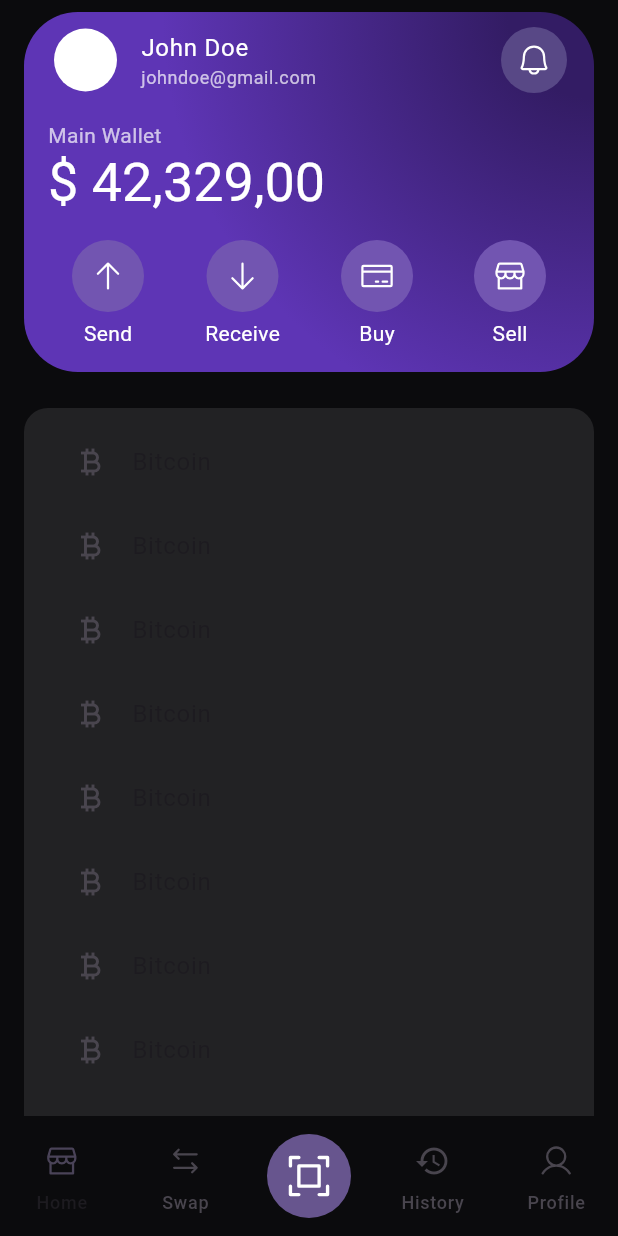
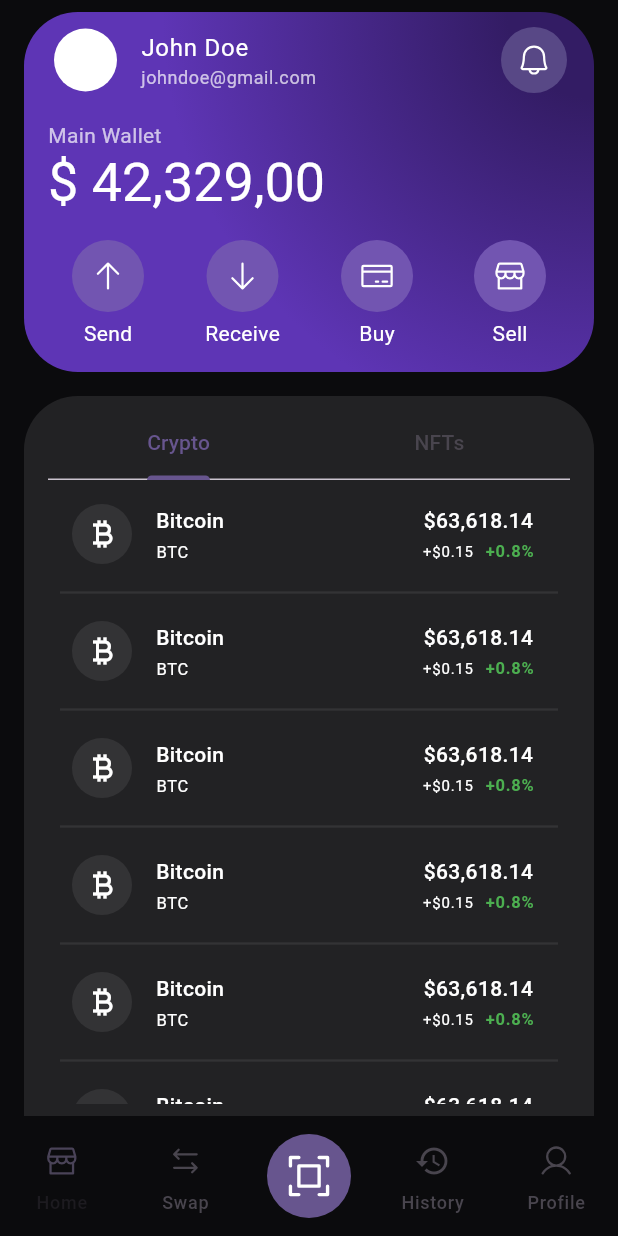
Before and after one commit to tanguypouriel/nexcoin, a Flutter app: the screen it shows after launch, on a phone screen of 412 x 824 dp. Run offline on Flutter 3.47's test engine with Material 3 defaults, Android fonts, the light colour scheme and no system bars; our stand-ins replace phosphor_flutter.

Commit message:
WIP AssetCard UI

```diff
--- a/lib/feature/home/home_screen.dart
+++ b/lib/feature/home/home_screen.dart
@@ -12,7 +12,7 @@ class HomeScreen extends StatelessWidget {
           body: const Column(
             children: [
               ProfileCard(),
-              SizedBox(height: 16),
+              SizedBox(height: 8),
               Expanded(child: AssetsCard()),
             ],
           ),
--- a/lib/feature/home/widgets/assets_card.dart
+++ b/lib/feature/home/widgets/assets_card.dart
@@ -1,8 +1,27 @@
 import 'package:flutter/material.dart';
 import 'package:nexcoin/shared/theme.dart';
 
-class AssetsCard extends StatelessWidget {
+class AssetsCard extends StatefulWidget {
   const AssetsCard({super.key});
+
+  @override
+  State<StatefulWidget> createState() => AssetsCardState();
+}
+
+class AssetsCardState extends State<AssetsCard> with TickerProviderStateMixin {
+  late final TabController _tabController;
+
+  @override
+  void initState() {
+    super.initState();
+    _tabController = TabController(length: 2, vsync: this);
+  }
+
+  @override
+  void dispose() {
+    _tabController.dispose();
+    super.dispose();
+  }
 
   @override
   Widget build(BuildContext context) => Container(
@@ -17,16 +36,94 @@ class AssetsCard extends StatelessWidget {
         ),
         child: Column(
           children: [
+            TabBar(
+              controller: _tabController,
+              tabs: [
+                const Tab(text: 'Crypto'),
+                const Tab(text: 'NFTs'),
+              ],
+            ),
             Expanded(
-              child: ListView.builder(
-                itemCount: 8,
-                itemBuilder: (context, index) => ListTile(
-                  leading: Icon(Icons.currency_bitcoin),
-                  title: Text('Bitcoin'),
-                ),
+              child: TabBarView(
+                controller: _tabController,
+                children: [
+                  const CryptoTabBarItem(),
+                  ListView.builder(
+                    itemCount: 8,
+                    itemBuilder: (context, index) => const ListTile(
+                      leading: Icon(Icons.currency_bitcoin),
+                      title: Text('NFTs'),
+                    ),
+                  ),
+                ],
               ),
             ),
           ],
         ),
       );
 }
+
+class CryptoTabBarItem extends StatelessWidget {
+  const CryptoTabBarItem({super.key});
+
+  @override
+  Widget build(BuildContext context) => ListView.separated(
+        itemCount: 16,
+        itemBuilder: (context, index) => ListTile(
+          leading: Container(
+            decoration: const BoxDecoration(shape: BoxShape.circle, color: Color(0xff333335)),
+            padding: const EdgeInsets.all(8),
+            child: const Icon(
+              Icons.currency_bitcoin,
+              color: Colors.white,
+            ),
+          ),
+          title: Text(
+            'Bitcoin',
+            style: Theme.of(context).textTheme.bodyMedium!.copyWith(color: Colors.white, fontWeight: FontWeight.w500),
+          ),
+          subtitle: Text(
+            'BTC',
+            style: Theme.of(context).textTheme.labelSmall!.copyWith(color: Colors.white, fontWeight: FontWeight.w400),
+          ),
+          trailing: Column(
+            mainAxisAlignment: MainAxisAlignment.center,
+            children: [
+              Text(
+                '\$63,618.14',
+                style:
+                    Theme.of(context).textTheme.bodyMedium!.copyWith(color: Colors.white, fontWeight: FontWeight.w500),
+              ),
+              const SizedBox(height: 3),
+              Row(
+                mainAxisSize: MainAxisSize.min,
+                children: [
+                  Text(
+                    '+\$0.15',
+                    style: Theme.of(context)
+                        .textTheme
+                        .labelSmall!
+                        .copyWith(color: Colors.white, fontWeight: FontWeight.w400, fontSize: 10),
+                  ),
+                  const SizedBox(width: 8),
+                  Text(
+                    '+0.8%',
+                    style: Theme.of(context)
+                        .textTheme
+                        .labelMedium!
+                        .copyWith(color: Colors.green, fontWeight: FontWeight.w600, fontSize: 11),
+                  ),
+                ],
+              ),
+            ],
+          ),
+        ),
+        separatorBuilder: (BuildContext context, int index) => const Divider(
+          indent: 8,
+          endIndent: 8,
+          thickness: 1.5,
+          height: 6,
+          color: Color(0xff333335),
+        ),
+      );
+}
--- a/lib/feature/home/widgets/profile_card.dart
+++ b/lib/feature/home/widgets/profile_card.dart
@@ -10,7 +10,7 @@ class ProfileCard extends StatelessWidget {
         width: MediaQuery.of(context).size.width,
         child: Container(
           decoration: BoxDecoration(
-            borderRadius: BorderRadius.circular(36),
+            borderRadius: BorderRadius.circular(largeRadius),
             gradient: const RadialGradient(
               center: Alignment(1, -1),
               radius: 1.2,
@@ -60,9 +60,7 @@ class ProfileCard extends StatelessWidget {
                     icon: const Icon(PhosphorIconsRegular.bell),
                     padding: const EdgeInsets.all(10),
                     color: Colors.white,
-                    style: ButtonStyle(
-                      backgroundColor: WidgetStatePropertyAll(Color(0xff584886)),
-                    ),
+                    style: const ButtonStyle(backgroundColor: WidgetStatePropertyAll(Color(0xff584886))),
                   ),
                 ],
               ),
@@ -112,7 +110,7 @@ class ProfileCardActionItem extends StatelessWidget {
             icon: Icon(icon),
             padding: const EdgeInsets.all(12),
             color: Colors.white,
-            style: ButtonStyle(
+            style: const ButtonStyle(
               backgroundColor: WidgetStatePropertyAll(Color(0xff7255b1)),
             ),
           ),
--- a/lib/shared/theme.dart
+++ b/lib/shared/theme.dart
@@ -1,4 +1,4 @@
 
-const double largeRadius = 16;
+const double largeRadius = 36;
 
 const double mediumMargin = 16;
```
